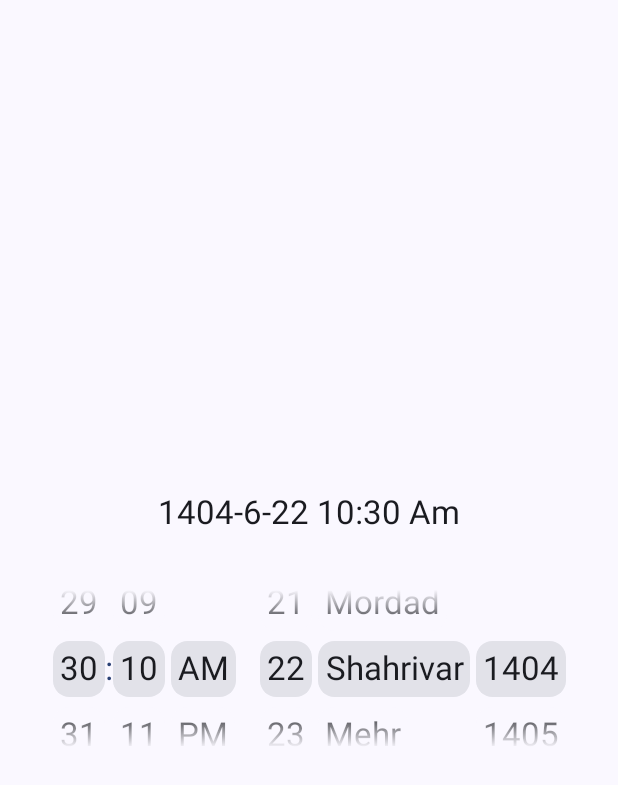
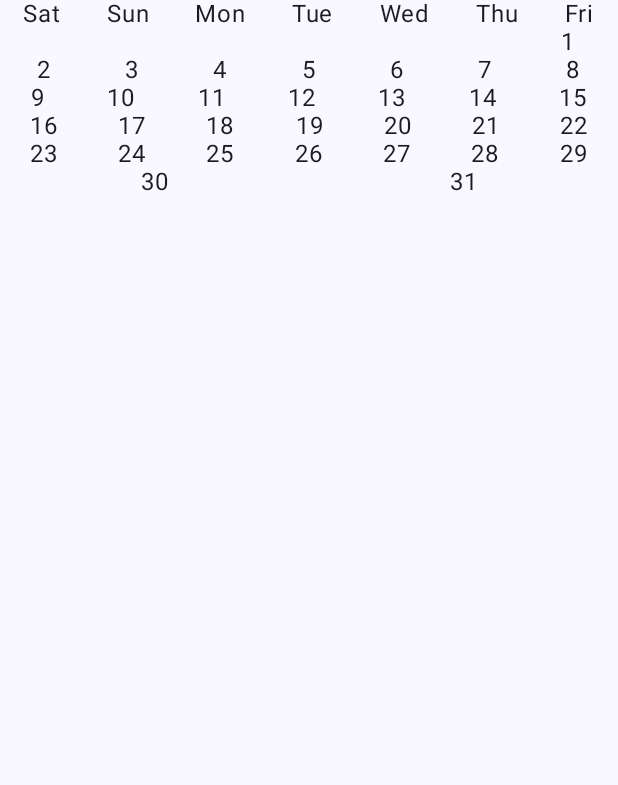
Before and after one commit to sham-h93/persian-dtpicker, an Android app built with Jetpack Compose: the screen it shows after launch (MainActivity), on a phone screen of 412 x 824 dp. Shown: the top 785 px of the screen. Run offline under Robolectric (Android 15) with nearby library versions, the light colour scheme and no system bars.

Commit message:
implementing calendar

```diff
--- /dev/null
+++ b/lib/src/main/java/com/hshamkhani/persiandtpicker/calendar/PersianCalendar.kt
@@ -0,0 +1,108 @@
+package com.hshamkhani.persiandtpicker.calendar
+
+import androidx.compose.foundation.layout.Arrangement
+import androidx.compose.foundation.layout.Column
+import androidx.compose.foundation.layout.FlowRow
+import androidx.compose.foundation.layout.Row
+import androidx.compose.foundation.layout.fillMaxWidth
+import androidx.compose.material3.MaterialTheme
+import androidx.compose.material3.Text
+import androidx.compose.runtime.Composable
+import androidx.compose.runtime.getValue
+import androidx.compose.runtime.mutableStateOf
+import androidx.compose.runtime.remember
+import androidx.compose.runtime.setValue
+import androidx.compose.ui.Modifier
+import androidx.compose.ui.platform.LocalContext
+import androidx.compose.ui.text.TextStyle
+import androidx.compose.ui.text.intl.Locale
+import com.hshamkhani.persiandtpicker.utils.DatePickerUtils
+import com.hshamkhani.persiandtpicker.utils.PersianNumberUtils.formatToHindiIfLanguageIsFa
+import com.hshamkhani.persiandtpicker.utils.SimpleDate
+
+@Composable
+fun PersianCalendar(
+    modifier: Modifier = Modifier,
+    textStyle: TextStyle = MaterialTheme.typography.bodyLarge,
+) {
+    val isEng = Locale.current.language != "fa"
+    val context = LocalContext.current
+
+    val initialDate by remember { mutableStateOf(SimpleDate.now(context = context)) }
+    var simpleDate by remember { mutableStateOf(initialDate) }
+
+    val years by remember {
+        mutableStateOf(
+            DatePickerUtils.initYearList(initialDate.year)
+                .map { it.toString().formatToHindiIfLanguageIsFa() })
+    }
+
+    val months by remember {
+        mutableStateOf(
+            DatePickerUtils.initMonthList(isEng = isEng)
+        )
+    }
+
+    val daysInMonth by remember(simpleDate.month) {
+        mutableStateOf(
+            DatePickerUtils.monthLength(simpleDate.month, simpleDate.year).size
+        )
+    }
+
+    // Calculate the starting weekday of the month (0 = Saturday, 6 = Friday)
+    val firstDayOfMonthWeekday by remember(simpleDate.month, simpleDate.year) {
+        mutableStateOf(
+            calculateFirstDayOfMonthWeekday(simpleDate.month, simpleDate.year)
+        )
+    }
+
+    // Create list with empty strings for days before the 1st
+    val daysList by remember(daysInMonth, firstDayOfMonthWeekday) {
+        mutableStateOf(
+            List(firstDayOfMonthWeekday) { "" } + (1..daysInMonth)
+                .map {
+                    it.toString().formatToHindiIfLanguageIsFa()
+                }
+        )
+    }
+
+    Column(
+        modifier = modifier
+    ) {
+        // Weekday headers
+        Row(
+            modifier = Modifier.fillMaxWidth(),
+            horizontalArrangement = Arrangement.SpaceAround
+        ) {
+            DatePickerUtils.weekDays().forEach { weekDay ->
+                Text(
+                    text = weekDay.take(3),
+                    style = textStyle
+                )
+            }
+        }
+
+        // Calendar days
+        FlowRow(
+            modifier = Modifier.fillMaxWidth(),
+            horizontalArrangement = Arrangement.SpaceAround,
+            maxItemsInEachRow = 7
+        ) {
+            daysList.forEach { day ->
+                Text(
+                    text = day,
+                    style = textStyle
+                )
+            }
+        }
+    }
+}
+
+// Function to calculate the weekday of the first day of the month
+// Returns 0 for Saturday, 1 for Sunday, ..., 6 for Friday
+fun calculateFirstDayOfMonthWeekday(month: Int, year: Int): Int {
+    // This is a simplified implementation - you'll need to replace with actual Persian calendar logic
+    // For now, using a placeholder that assumes a fixed pattern
+    val baseDay = (year * 12 + month) % 7 // This is just an example
+    return (baseDay + 1) % 7 // Adjust based on your calendar's starting day
+}
--- a/lib/src/main/java/com/hshamkhani/persiandtpicker/utils/DatePickerUtils.kt
+++ b/lib/src/main/java/com/hshamkhani/persiandtpicker/utils/DatePickerUtils.kt
@@ -4,8 +4,33 @@ import com.hshamkhani.persiandtpicker.utils.PersianNumberUtils.padZeroToStartWit
 import java.time.LocalDate
 import java.time.LocalTime
 import java.time.ZoneId
+import java.util.Locale
 
 internal object DatePickerUtils {
+
+    private val englishWeekDays = listOf(
+        "Saturday",
+        "Sunday",
+        "Monday",
+        "Tuesday",
+        "Wednesday",
+        "Thursday",
+        "Friday",
+    )
+
+    private val persianWeekDays = listOf(
+        "شنیه",
+        "یکشنبه",
+        "دوشنبه",
+        "سه شنبه",
+        "چهارشنبه",
+        "پتج شنبه",
+        "جمعه",
+    )
+
+    fun weekDays() = if (Locale.getDefault().language == "fa") persianWeekDays else englishWeekDays
+
+    fun dayOfWeek(): Int = LocalDate.now().dayOfWeek.value - 1
 
     fun initHours(is24h: Boolean): List<String> {
         val values = mutableListOf<String>()
--- a/lib/src/main/java/com/hshamkhani/persiandtpicker/utils/SimpleDateTime.kt
+++ b/lib/src/main/java/com/hshamkhani/persiandtpicker/utils/SimpleDateTime.kt
@@ -23,6 +23,7 @@ data class SimpleDate(
     val year: Int,
     val month: Int,
     val day: Int,
+    val dayOfWeek: Int,
     val time: SimpleTime = SimpleTime()
 ) {
 
@@ -32,20 +33,21 @@ data class SimpleDate(
          * */
         fun now(context: Context): SimpleDate {
             val date = DatePickerUtils.currentJalaliDate()
-            val time = LocalTime.now(ZoneId.systemDefault())
+            val dateTime = LocalDateTime.now(ZoneId.systemDefault())
             val is24Hour = DateFormat.is24HourFormat(context)
 
             return SimpleDate(
                 year = date.component1(),
                 month = date.component2(),
                 day = date.component3(),
+                dayOfWeek = dateTime.dayOfWeek.value,
                 time = SimpleTime(
-                    hour = time.hour,
-                    minute = time.minute,
+                    hour = dateTime.hour,
+                    minute = dateTime.minute,
                     clockPeriod = if (is24Hour) null else {
-                        if (time.hour < 12) ClockPeriod.Am else ClockPeriod.Pm
+                        if (dateTime.hour < 12) ClockPeriod.Am else ClockPeriod.Pm
                     }
-                )
+                ),
             )
 
         }
@@ -69,18 +71,19 @@ data class SimpleDate(
                 gd = localDateTime.dayOfMonth
             )
 
-            val time = LocalTime.now(ZoneId.systemDefault())
+            val dateTime = LocalDateTime.now(ZoneId.systemDefault())
             val is24Hour = DateFormat.is24HourFormat(context)
 
             return SimpleDate(
                 year = jalaliDt.component1(),
                 month = jalaliDt.component2(),
                 day = jalaliDt.component3(),
+                dayOfWeek = dateTime.dayOfWeek.value,
                 time = SimpleTime(
-                    hour = time.hour,
-                    minute = time.minute,
+                    hour = dateTime.hour,
+                    minute = dateTime.minute,
                     clockPeriod = if (is24Hour) null else {
-                        if (time.hour < 12) ClockPeriod.Am else ClockPeriod.Pm
+                        if (dateTime.hour < 12) ClockPeriod.Am else ClockPeriod.Pm
                     }
                 )
             )
@@ -146,6 +149,7 @@ fun SimpleDate.totGregorianDate(): SimpleDate {
         year = year,
         month = month,
         day = day,
+        dayOfWeek = dayOfWeek,
         time = time
     )
 }
--- a/sample/src/main/java/com/hshamkhani/persian_dtpicker/MainActivity.kt
+++ b/sample/src/main/java/com/hshamkhani/persian_dtpicker/MainActivity.kt
@@ -6,8 +6,10 @@ import androidx.activity.ComponentActivity
 import androidx.activity.compose.setContent
 import androidx.activity.enableEdgeToEdge
 import androidx.compose.foundation.layout.Arrangement
+import androidx.compose.foundation.layout.Box
 import androidx.compose.foundation.layout.Column
 import androidx.compose.foundation.layout.fillMaxSize
+import androidx.compose.foundation.layout.fillMaxWidth
 import androidx.compose.foundation.layout.padding
 import androidx.compose.material3.MaterialTheme
 import androidx.compose.material3.Scaffold
@@ -21,6 +23,7 @@ import androidx.compose.ui.Alignment
 import androidx.compose.ui.Modifier
 import androidx.compose.ui.unit.dp
 import com.hshamkhani.persian_dtpicker.ui.theme.PersiandtpickerTheme
+import com.hshamkhani.persiandtpicker.calendar.PersianCalendar
 import com.hshamkhani.persiandtpicker.picker.PersianDatePicker
 import com.hshamkhani.persiandtpicker.picker.TimePicker
 import com.hshamkhani.persiandtpicker.utils.SimpleDate
@@ -31,15 +34,35 @@ class MainActivity : ComponentActivity() {
         super.onCreate(savedInstanceState)
         enableEdgeToEdge()
         setContent {
-
-            var selectedDate by remember { mutableStateOf(SimpleDate(0, 0, 0)) }
-
             PersiandtpickerTheme {
                 Scaffold(modifier = Modifier.fillMaxSize()) { innerPadding ->
+                    SamplePersianCalendar(modifier = Modifier.padding(innerPadding))
+                }
+            }
+        }
+    }
+}
+
+@Composable
+fun SamplePersianCalendar(
+    modifier: Modifier = Modifier,
+) {
+    Box(
+        modifier = modifier,
+        contentAlignment = Alignment.Center
+    ) {
+        PersianCalendar(modifier = Modifier.fillMaxSize())
+    }
+}
+
+@Composable
+fun SamplePersianDatePicker(
+    modifier: Modifier = Modifier,
+    context: Context
+) {
+    var selectedDate by remember { mutableStateOf(SimpleDate(0, 0, 0)) }
     Column(
-                        modifier = Modifier
-                            .padding(innerPadding)
-                            .fillMaxSize(),
+        modifier = Modifier.fillMaxSize(),
         horizontalAlignment = Alignment.CenterHorizontally,
         verticalArrangement = Arrangement.spacedBy(8.dp, Alignment.CenterVertically)
     ) {
@@ -63,11 +86,6 @@ class MainActivity : ComponentActivity() {
         )
     }
 }
-            }
-        }
-    }
-}
-
 
 @Composable
 fun PersianDtPickerExample(
```
Lines whose indentation alone changed are shown as unchanged.
